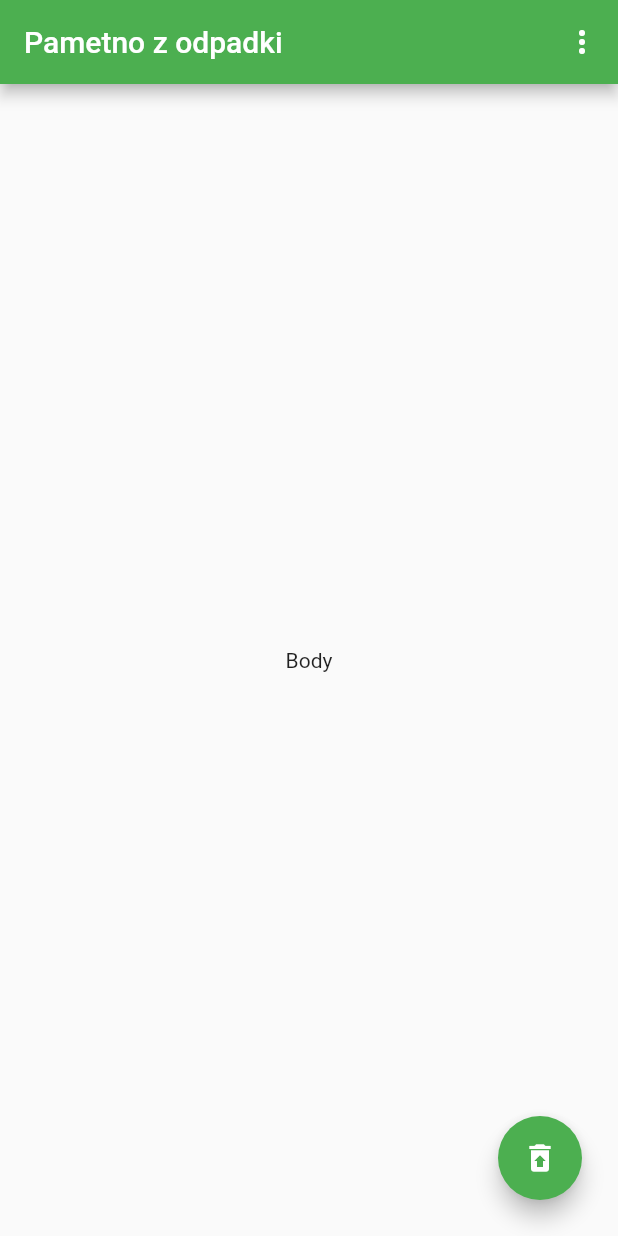
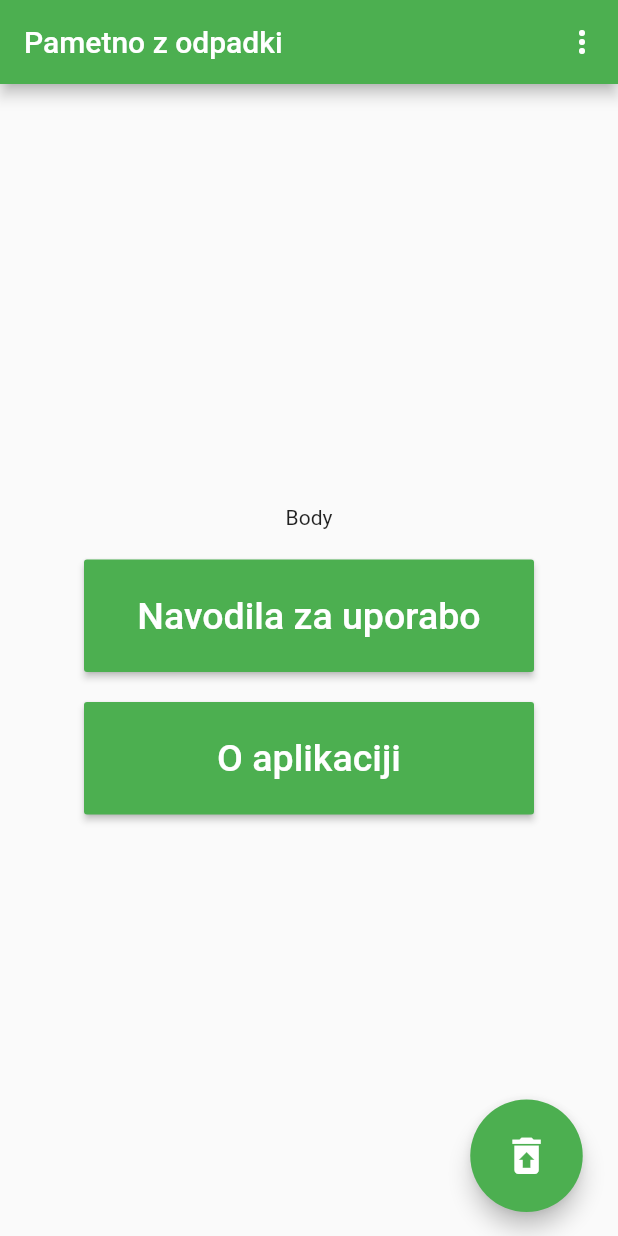
Before and after one commit to SWManagement/FlutterMobileApp, a Flutter app: the screen it shows after launch, on a phone screen of 412 x 824 dp. Run offline on Flutter 3.47's test engine with Material 2 defaults, Android fonts, the phone set to English and light mode, and no system bars.

Commit message:
Dodajanje stvari na homepage

```diff
--- a/lib/Modal.dart
+++ b/lib/Modal.dart
@@ -29,7 +29,7 @@ class Modal{
   }
 
   _vpisi(){
-    print("Vpisi");
+    print("vpisi");
   }
 
   _skeniraj(){
--- a/lib/main.dart
+++ b/lib/main.dart
@@ -18,7 +18,10 @@ class MyApp extends StatelessWidget {
   }
 }
 class HomePage extends StatelessWidget{
-  Modal modal = new Modal();
+  final Modal modal = new Modal();
+  final double _buttonW = 300.0;
+  final double _buttonH = 75.0;
+
 
   @override
   Widget build(BuildContext context) {
@@ -41,24 +44,58 @@ class HomePage extends StatelessWidget{
     body: new Center(
       child: new Column(
         mainAxisAlignment: MainAxisAlignment.center,
+        mainAxisSize: MainAxisSize.max,
         children: <Widget>[
           Text(
             "Body"
-          )
+          ),
+          SizedBox(height: 20),
+          ButtonTheme(
+            minWidth: _buttonW,
+            height: _buttonH,
+            child: RaisedButton(
+              onPressed: (){},
+              color: Colors.green,
+              child: Padding(
+                padding: const EdgeInsets.all(8.0),
+                child: const Text("Navodila za uporabo",
+                style: TextStyle(fontSize: 25,
+                color: Colors.white ),
+                ),
+              ),
+            ),
+          ),
+          SizedBox(height: 20),
+          ButtonTheme(
+            minWidth: _buttonW,
+            height: _buttonH,
+            child: RaisedButton(
+              onPressed: (){},
+              color: Colors.green,
+              child: Padding(
+                padding: const EdgeInsets.all(8.0),
+                child: const Text("O aplikaciji",
+                style: TextStyle(fontSize: 25,
+                color: Colors.white ),
+                ),
+              ),
+            ),
+          ),
         ],
       )
     ),
-    floatingActionButton: Padding(
-      padding: const EdgeInsets.all(8.0),
-      child: new FloatingActionButton(
-        onPressed: () => modal.mainBottomSheet(context),
-        child: new Icon(Icons.restore_from_trash),
+    floatingActionButton: Container(
+        height: 75.0,
+        width: 90.0,
+        child: FittedBox(
+          child: FloatingActionButton(
+            onPressed: () => modal.mainBottomSheet(context),
+            child: new Icon(Icons.restore_from_trash),
+          ),
+        ),
       ),
-    ),
     );
   }
-
-
 
 // onChoice za nastavitve na vrhu
   void onChoiceAction(String choice){
```
